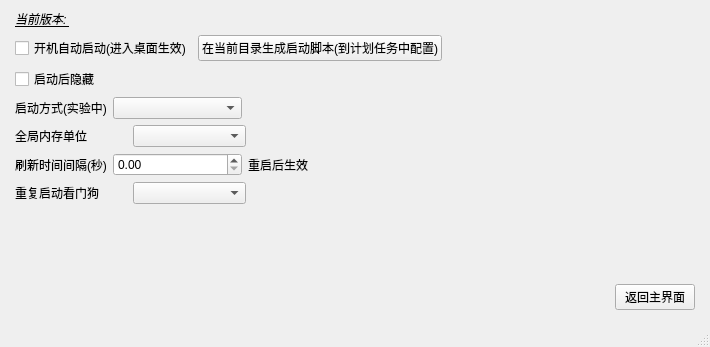
Above: watchdog_main.ui from WaterEmissary/WatchDog before the change. Below: the same form after it.
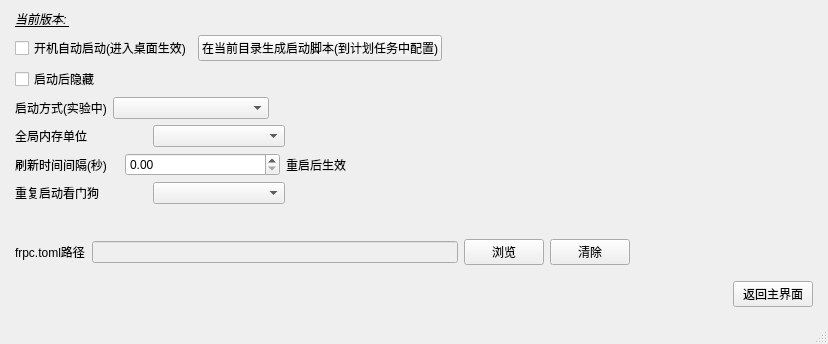
That is the form after the change. The open tabs and pages were chosen to show the change.

Commit message: v1.11.0添加了frpc编辑、启动服务页功能, 修复了移除时名字显示错误的问题

```diff
--- a/watchdog_main.ui
+++ b/watchdog_main.ui
@@ -6,8 +6,8 @@
    <rect>
     <x>0</x>
     <y>0</y>
-    <width>710</width>
-    <height>347</height>
+    <width>828</width>
+    <height>344</height>
    </rect>
   </property>
   <property name="sizePolicy">
@@ -240,6 +240,8 @@
          <verstretch>0</verstretch>
         </sizepolicy>
        </property>
+       <layout class="QHBoxLayout" name="horizontalLayout_12">
+        <item>
        <layout class="QVBoxLayout" name="verticalLayout_3">
         <item>
          <layout class="QHBoxLayout" name="horizontalLayout_6" stretch="5,5">
@@ -444,6 +446,64 @@
           </item>
          </layout>
         </item>
+          <item>
+           <spacer name="verticalSpacer_2">
+            <property name="orientation">
+             <enum>Qt::Orientation::Vertical</enum>
+            </property>
+            <property name="sizeHint" stdset="0">
+             <size>
+              <width>20</width>
+              <height>40</height>
+             </size>
+            </property>
+           </spacer>
+          </item>
+          <item>
+           <layout class="QHBoxLayout" name="horizontalLayout_9" stretch="1,6,1,1,3">
+            <item>
+             <widget class="QLabel" name="label_6">
+              <property name="text">
+               <string>frpc.toml路径</string>
+              </property>
+             </widget>
+            </item>
+            <item>
+             <widget class="QLineEdit" name="frpc_path_line_edit">
+              <property name="enabled">
+               <bool>false</bool>
+              </property>
+             </widget>
+            </item>
+            <item>
+             <widget class="QPushButton" name="frpc_path_button">
+              <property name="text">
+               <string>浏览</string>
+              </property>
+             </widget>
+            </item>
+            <item>
+             <widget class="QPushButton" name="frpc_clear_button">
+              <property name="text">
+               <string>清除</string>
+              </property>
+             </widget>
+            </item>
+            <item>
+             <spacer name="horizontalSpacer_11">
+              <property name="orientation">
+               <enum>Qt::Orientation::Horizontal</enum>
+              </property>
+              <property name="sizeHint" stdset="0">
+               <size>
+                <width>40</width>
+                <height>20</height>
+               </size>
+              </property>
+             </spacer>
+            </item>
+           </layout>
+          </item>
         <item>
          <spacer name="verticalSpacer">
           <property name="orientation">
@@ -482,6 +542,8 @@
          </layout>
         </item>
        </layout>
+        </item>
+       </layout>
       </widget>
      </widget>
     </item>
```
Left out of the diff: 13 changed lines with no effect on the pictures. Lines whose indentation alone changed are shown as unchanged. The commit also changes 4 other files.
